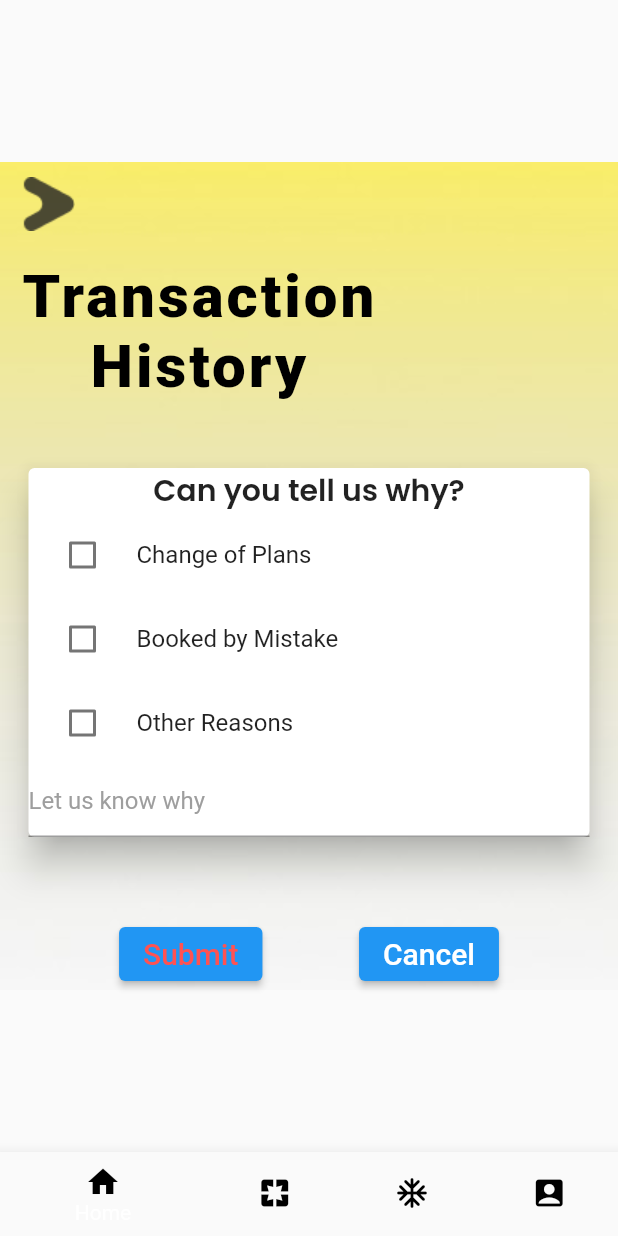
After one commit to Project-Airway/Flutter-Airway, a Flutter app: the Reasons screen opened by its route, on a phone screen of 412 x 824 dp. The commit adds this screen. Run offline on Flutter 3.47's test engine with Material 2 defaults, Android fonts, the phone set to English and light mode, and no system bars; our stand-ins replace concentric_transition, image_picker; missing offline and left inert: expansion_card.

Commit message:
Added Reasons page
Reasons page to ask for reasons for cancelling and changed the expansion thing a little

```diff
--- /dev/null
+++ b/lib/Pages/Reasons.dart
@@ -0,0 +1,133 @@
+import 'package:flutter/cupertino.dart';
+import 'package:flutter/material.dart';
+import 'package:airway_flutter/components/bottom_navbar.dart';
+
+class Reasons extends StatefulWidget {
+  const Reasons({Key? key}) : super(key: key);
+
+  @override
+  _ReasonsState createState() => _ReasonsState();
+}
+
+class _ReasonsState extends State<Reasons> {
+  @override
+  bool?  checkedValue1=false;
+  bool?  checkedValue2=false;
+  bool?  checkedValue3=false;
+  Widget build(BuildContext context) {
+    return Scaffold(
+      body: Center(
+        child: SafeArea(
+            child: Container(
+              decoration: BoxDecoration(
+                image: DecorationImage(
+                  image: AssetImage('assets/6.jpeg'),
+                  fit:BoxFit.fitHeight,
+                ),
+              ),
+              padding:EdgeInsets.symmetric(horizontal: 15.0,vertical:0.0),
+              child: SingleChildScrollView(
+                  child:Column(
+                    mainAxisAlignment: MainAxisAlignment.spaceEvenly,
+                    crossAxisAlignment: CrossAxisAlignment.start,
+                      children: [
+                        SizedBox(height: 10,),
+                  Image(image: AssetImage('assets/Btn.png')),
+              SizedBox(height: 20.0),
+                        Text('Transaction\nHistory',
+                style: TextStyle(
+                  fontSize: 40.0,
+                  fontWeight: FontWeight.w900,
+                  color:Colors.black,
+                  letterSpacing: 2.0,
+                ),
+                textAlign: TextAlign.center,
+              ),
+              SizedBox(height: 40,),
+              Card(
+                  elevation: 10,
+                  child: Column(
+                        children: [
+                          Text("Can you tell us why?",
+                    style: TextStyle(
+                      fontWeight: FontWeight.bold,
+                      fontFamily: "poppins",
+                      fontSize: 20,
+                     ),
+                    ),
+                          CheckboxListTile(
+                            title: Text("Change of Plans"),
+                            value: checkedValue1,
+                            onChanged: (newValue) {
+                              setState(() {
+                                checkedValue1 = newValue;
+                              });
+                            },
+                            controlAffinity: ListTileControlAffinity.leading,  //  <-- leading Checkbox
+                          ),
+                          CheckboxListTile(
+                            title: Text("Booked by Mistake"),
+                            value: checkedValue2,
+                            onChanged: (newValue) {
+                              setState(() {
+                                checkedValue2 = newValue;
+                              });
+                            },
+                            controlAffinity: ListTileControlAffinity.leading,  //  <-- leading Checkbox
+                          ),
+                          CheckboxListTile(
+                            title: Text("Other Reasons"),
+                            value: checkedValue3,
+                            onChanged: (newValue) {
+                              setState(() {
+                                checkedValue3 = newValue;
+                              });
+                            },
+                            controlAffinity: ListTileControlAffinity.leading,  //  <-- leading Checkbox
+                          ),
+                          TextField(
+                            decoration: InputDecoration(
+                              // labelText: "Other Reasons",
+                              hintText: "Let us know why",
+                              // labelStyle: TextStyle(
+                              //   color: Colors.black54,
+                              //   fontSize: 16,
+                              //   fontWeight: FontWeight.bold,
+                              // ),
+                              hintStyle: TextStyle(
+                                color: Colors.grey,
+                              ),
+                            ),
+                          ),
+                            ], //<Widget>[]
+                          ),
+
+              ) ,
+                        SizedBox(height: 50,),
+                        Row(
+                  mainAxisAlignment: MainAxisAlignment.spaceEvenly,
+                  children: [
+                    ElevatedButton(onPressed: (){}, child: Text("Submit",
+                    style: TextStyle(
+                    color: Colors.redAccent,
+                      fontSize: 20,
+                    ),),),
+                  ElevatedButton(onPressed: (){}, child: Text("Cancel",
+                    style: TextStyle(
+                      fontSize: 20,
+                    ),
+                    ),
+                    ),
+                    ],
+                  ),
+              ],
+            ),
+        ),
+      ),
+          ),
+    ),
+
+      bottomNavigationBar: bottom_bar(),
+    );
+  }
+}
--- a/lib/Pages/main_pages/transaction.dart
+++ b/lib/Pages/main_pages/transaction.dart
@@ -132,6 +132,16 @@ class _TransactionsState extends State<Transactions> {
               ),
             ),
           ),
+          ElevatedButton(onPressed: (){
+            Navigator.pushNamed(context, "reasons");
+          }, child: Text(
+            "Cancel",
+            style: TextStyle(
+              color: Colors.red,
+              fontFamily: "poppins",
+              fontWeight: FontWeight.bold,
+            ),
+          )),
         ],
       ),
     );
--- a/lib/main.dart
+++ b/lib/main.dart
@@ -9,6 +9,7 @@ import 'package:airway_flutter/pages/main_pages/account_page.dart';
 import 'package:airway_flutter/pages/main_pages/points_history.dart';
 import 'package:airway_flutter/pages/faq/faq.dart';
 import 'package:airway_flutter/Pages/main_pages/transaction.dart';
+import 'package:airway_flutter/Pages/Reasons.dart';
 
 
 void main() => runApp(MaterialApp(
@@ -23,6 +24,7 @@ void main() => runApp(MaterialApp(
     'points_history':(context) => Points(),
     'edit_account':(context) => Editprofile(),
     'faq':(context) => FAQ(),
-    'transactions':(context)=>Transactions()
+    'transactions':(context)=>Transactions(),
+    'reasons':(context)=>Reasons()
   },
 ));
```
